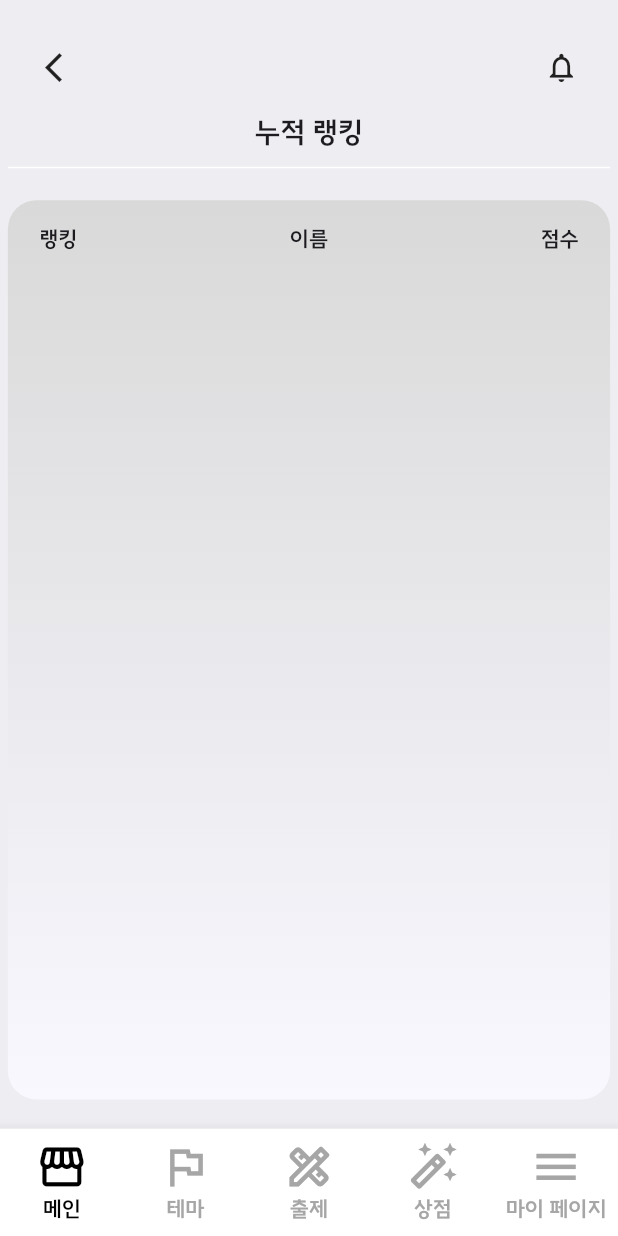
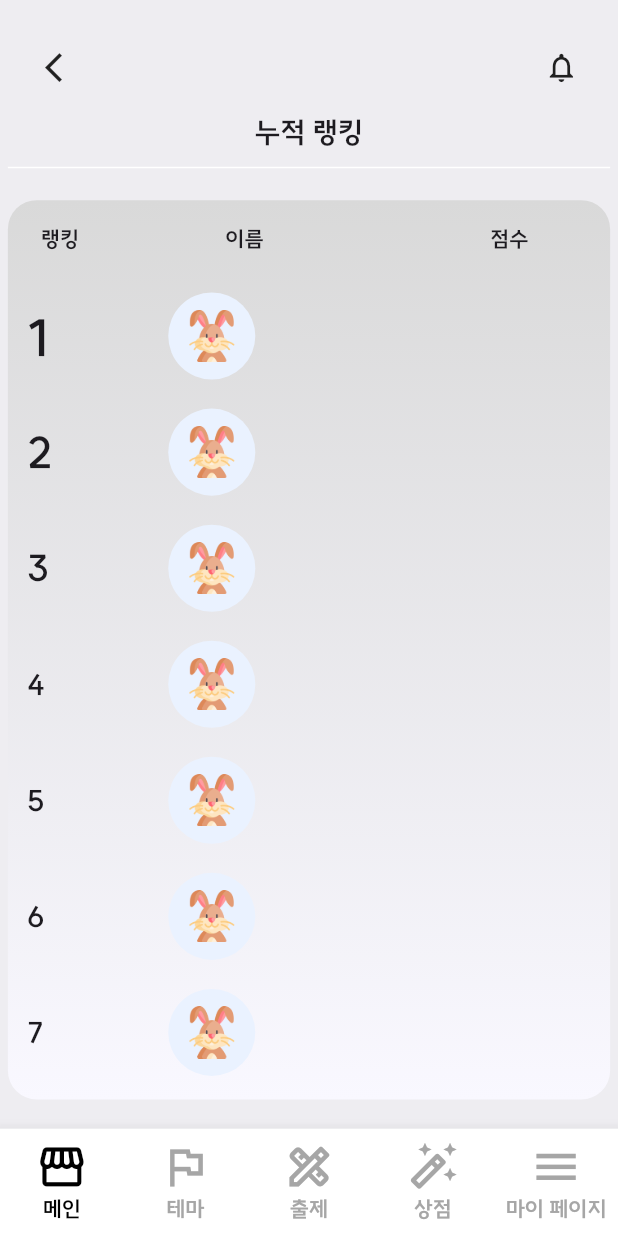
Before and after one commit to SKT-FlyAI-BoraMettugi/FE, a Flutter app: the screen it shows after launch, after a tap on "로그인", after a tap on "랭킹 보러가기", on a phone screen of 412 x 824 dp. Run offline on Flutter 3.47's test engine with Material 3 defaults, Android fonts, the phone set to English and light mode, and no system bars; our stand-ins replace flutter_screenutil; missing offline and left inert: dart:ffi.

Commit message:
ranking screen

```diff
--- a/lib/main.dart
+++ b/lib/main.dart
@@ -60,6 +60,8 @@ class _MainPageState extends State<MainPage> {
     // 현재 탭의 Navigator가 존재하고, 뒤로 갈 페이지가 있으면 pop 실행
     if (currentNavigator != null && currentNavigator.canPop()) {
       currentNavigator.pop();
+      FocusScope.of(context).unfocus();
+      SystemChrome.setEnabledSystemUIMode(SystemUiMode.immersiveSticky);
       return false; // 기본 뒤로 가기 동작을 막음
     }
 
--- a/lib/widgets/ranking_screen.dart
+++ b/lib/widgets/ranking_screen.dart
@@ -1,3 +1,4 @@
+import 'package:FE/widgets/circle_painter.dart';
 import 'package:FE/widgets/notification_screen.dart';
 import 'package:flutter/material.dart';
 import 'package:flutter_screenutil/flutter_screenutil.dart';
@@ -101,11 +102,11 @@ class _RankingScreenState extends State<RankingScreen> {
                   SizedBox(
                     height: 16.h,
                   ),
-                  Padding(
-                    padding: EdgeInsets.symmetric(horizontal: 20.w),
-                    child: Row(
-                      mainAxisAlignment: MainAxisAlignment.spaceBetween,
+                  Row(
                     children: [
+                      SizedBox(
+                        width: 21.w,
+                      ),
                       Text(
                         "랭킹",
                         style: TextStyle(
@@ -113,6 +114,9 @@ class _RankingScreenState extends State<RankingScreen> {
                           fontFamily: 'SUITE',
                           fontWeight: FontWeight.w600,
                         ),
+                      ),
+                      SizedBox(
+                        width: 118.w - 27.h,
                       ),
                       Text(
                         "이름",
@@ -122,6 +126,9 @@ class _RankingScreenState extends State<RankingScreen> {
                           fontWeight: FontWeight.w600,
                         ),
                       ),
+                      SizedBox(
+                        width: 169.w - 27.h,
+                      ),
                       Text(
                         "점수",
                         style: TextStyle(
@@ -129,6 +136,109 @@ class _RankingScreenState extends State<RankingScreen> {
                           fontFamily: 'SUITE',
                           fontWeight: FontWeight.w600,
                         ),
+                      ),
+                    ],
+                  ),
+                  SizedBox(
+                    height: 16.h,
+                  ),
+                  SizedBox(
+                    width: 383.w,
+                    height: 566.h,
+                    child: ListView(
+                      children: [
+                        for (int i = 1; i < 21; i++)
+                          if (i < 4)
+                            Row(
+                              children: [
+                                SizedBox(
+                                  width: 12.w,
+                                  height: 80.h,
+                                ),
+                                Stack(
+                                  children: [
+                                    Text(
+                                      "$i",
+                                      style: TextStyle(
+                                        fontSize: 10 * (4 - 0.5 * i).h,
+                                        fontFamily: 'SUITE',
+                                        fontWeight: FontWeight.w600,
+                                      ),
+                                    ),
+                                    SizedBox(
+                                      width: 90.w,
+                                    )
+                                  ],
+                                ),
+                                Stack(
+                                  children: [
+                                    CustomPaint(
+                                      size: Size(60.h, 60.h),
+                                      painter: CirclePainter(
+                                        radius: 30.h,
+                                        color: Color(0xFFEAF2FF),
+                                        centerX: 30.h,
+                                        centerY: 30.h,
+                                      ),
+                                    ),
+                                    Positioned(
+                                      left: 12.h,
+                                      top: 12.h,
+                                      child: Image.asset(
+                                        'assets/main/rabbit.png',
+                                        width: 36.h,
+                                        height: 36.h,
+                                      ),
+                                    ),
+                                  ],
+                                ),
+                              ],
+                            )
+                          else
+                            Row(
+                              children: [
+                                SizedBox(
+                                  width: 12.w,
+                                  height: 80.h,
+                                ),
+                                Stack(
+                                  children: [
+                                    Text(
+                                      "$i",
+                                      style: TextStyle(
+                                        fontSize: 20.h,
+                                        fontFamily: 'SUITE',
+                                        fontWeight: FontWeight.w600,
+                                      ),
+                                    ),
+                                    SizedBox(
+                                      width: 90.w,
+                                    ),
+                                  ],
+                                ),
+                                Stack(
+                                  children: [
+                                    CustomPaint(
+                                      size: Size(60.h, 60.h),
+                                      painter: CirclePainter(
+                                        radius: 30.h,
+                                        color: Color(0xFFEAF2FF),
+                                        centerX: 30.h,
+                                        centerY: 30.h,
+                                      ),
+                                    ),
+                                    Positioned(
+                                      left: 12.h,
+                                      top: 12.h,
+                                      child: Image.asset(
+                                        'assets/main/rabbit.png',
+                                        width: 36.h,
+                                        height: 36.h,
+                                      ),
+                                    ),
+                                  ],
+                                ),
+                              ],
                             ),
                       ],
                     ),
```
Lines whose indentation alone changed are shown as unchanged.
